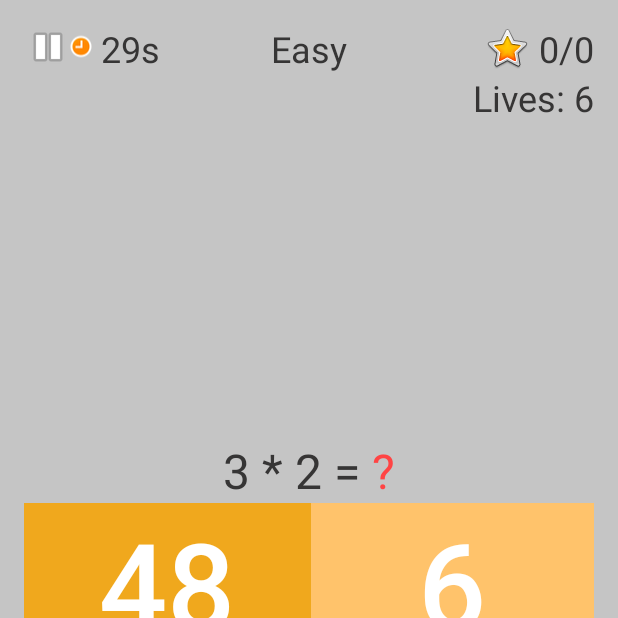
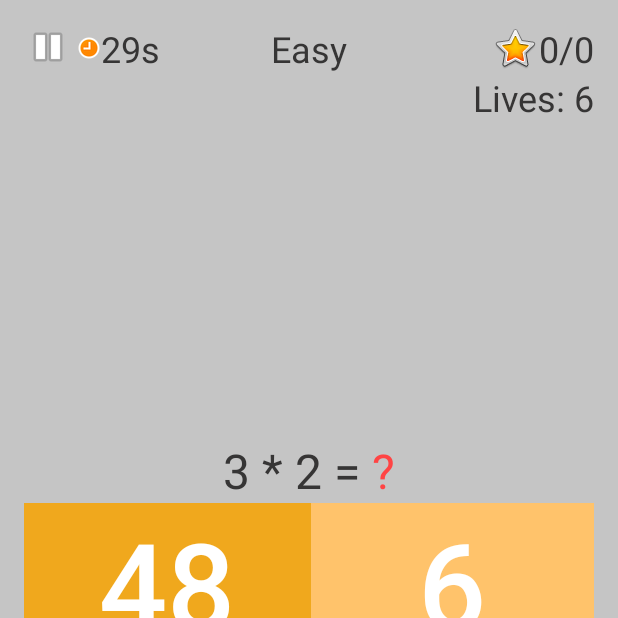
Before and after one commit to Stensel8/Half-a-Minute-IT-Madness-Android, an Android app: the MathGame screen opened directly, with no data from a screen before it, on a phone screen of 412 x 824 dp, the top half of it. Run offline under Robolectric (Android 15) with nearby library versions, the phone set to English and light mode, and no system bars.

Commit message:
database + login and register

```diff
--- a/app/src/main/java/com/assbinc/secondsGame/WordsJson.java
+++ b/app/src/main/java/com/assbinc/secondsGame/WordsJson.java
@@ -376,9 +376,9 @@ class WordsJson {
             "      \"enWord\": \"construe\"\n" +
             "    },\n" +
             "    {\n" +
-            "      \"frWord\": \"phrase\",\n" +
-            "      \"nlWord\": \"zin\",\n" +
-            "      \"enWord\": \"sentence\"\n" +
+            "      \"frWord\": \"Trébucher\",\n" +
+            "      \"nlWord\": \"Struikelen\",\n" +
+            "      \"enWord\": \"Strumble\"\n" +
             "    },\n" +
             "    {\n" +
             "      \"frWord\": \"traduction\",\n" +
--- a/app/src/main/res/layout/login_dialog.xml
+++ b/app/src/main/res/layout/login_dialog.xml
@@ -23,7 +23,7 @@
         android:layout_height="wrap_content"
         android:layout_marginTop="10dp"
         android:ems="10"
-        android:hint="@string/email"
+        android:hint="@string/username"
         android:inputType="textEmailAddress"
         android:textColor="?attr/textColor"
         android:textColorHint="@android:color/tertiary_text_light" />
--- a/app/src/main/res/layout/math_game.xml
+++ b/app/src/main/res/layout/math_game.xml
@@ -28,18 +28,12 @@
         </LinearLayout>
 
         <LinearLayout
-            android:layout_width="wrap_content"
+            android:layout_width="match_parent"
             android:layout_height="wrap_content"
+            android:layout_marginStart="30dp"
             android:layout_marginLeft="30dp"
-            android:orientation="horizontal"
-            android:paddingRight="5dp">
+            android:orientation="horizontal">
 
-            <ImageView
-                android:id="@+id/imageView2"
-                android:layout_width="wrap_content"
-                android:layout_height="30dp"
-                android:contentDescription="@string/TimerDescription"
-                app:srcCompat="@android:drawable/presence_away" />
 
             <TextView
                 android:id="@+id/tvTimer"
@@ -47,6 +41,8 @@
                 android:layout_height="wrap_content"
                 android:layout_marginStart="5dp"
                 android:layout_marginLeft="5dp"
+                android:drawableStart="@android:drawable/presence_away"
+                android:drawableLeft="@android:drawable/presence_away"
                 android:gravity="start"
                 android:text="@string/TimerValue"
                 android:textColor="?attr/textColor"
@@ -74,15 +70,8 @@
         <LinearLayout
             android:layout_width="match_parent"
             android:layout_height="wrap_content"
-            android:gravity="right"
+            android:gravity="end"
             android:orientation="horizontal">
-
-            <ImageView
-                android:id="@+id/imageView3"
-                android:layout_width="wrap_content"
-                android:layout_height="wrap_content"
-                android:contentDescription="@string/ScoreDescription"
-                app:srcCompat="@android:drawable/btn_star_big_on" />
 
             <TextView
                 android:id="@+id/tvPoints"
@@ -90,6 +79,8 @@
                 android:layout_height="wrap_content"
                 android:layout_marginStart="5dp"
                 android:layout_marginLeft="5dp"
+                android:drawableLeft="@android:drawable/btn_star_big_on"
+                android:drawableStart="@android:drawable/btn_star_big_on"
                 android:text="@string/ScoreValue"
                 android:textColor="?attr/textColor"
                 android:textSize="24sp" />
--- a/app/src/main/res/values/strings.xml
+++ b/app/src/main/res/values/strings.xml
@@ -53,4 +53,10 @@
     <string name="sign_up">Sign-up</string>
     <string name="or">Or</string>
     <string name="username">Username</string>
+    <string name="conf_password">Confirm password</string>
+    <string name="loginError">Login error</string>
+    <string name="same_pwd">Password does not match</string>
+    <string name="sign_up_succes">Successfully signed-up!</string>
+    <string name="sign_up_error">Sign-up error</string>
+    <string name="username_too_long">this username is too long</string>
 </resources>
```
Also changed, not shown: app/src/main/java/com/assbinc/secondsGame/DatabaseHelper.java (added, +62 -0 lines), app/src/main/java/com/assbinc/secondsGame/MainActivity.java (+55 -17 lines), app/src/main/res/layout/language_test.xml (+7 -16 lines), app/src/main/res/layout/signup_dialog.xml (+6 -6 lines).
